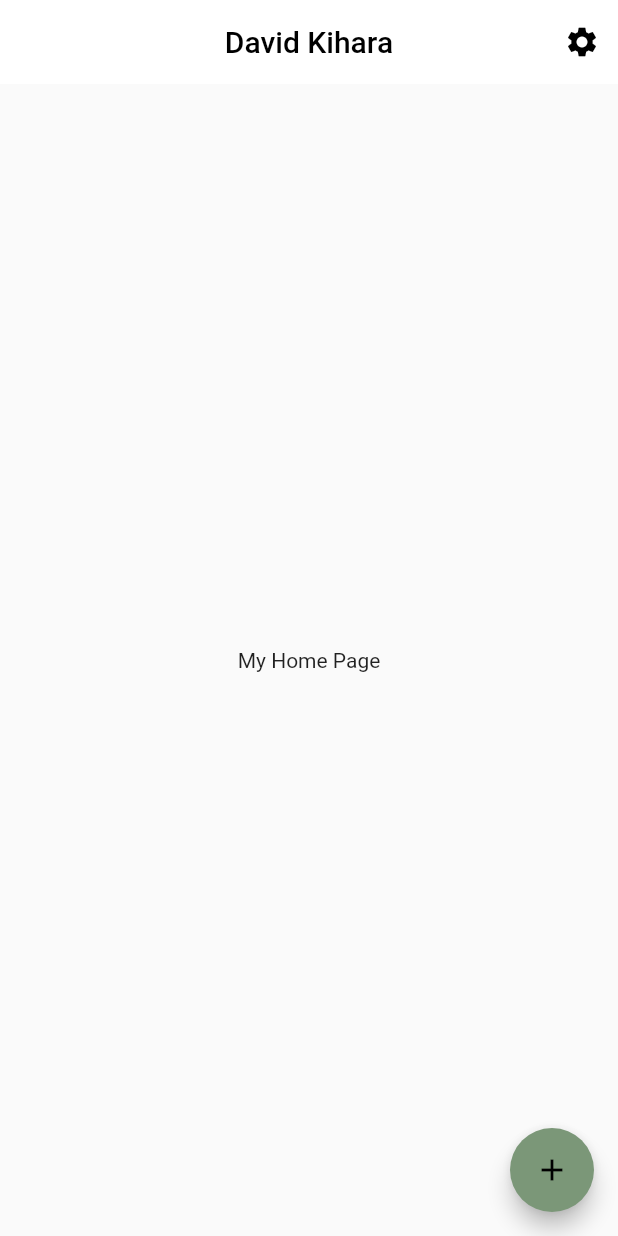
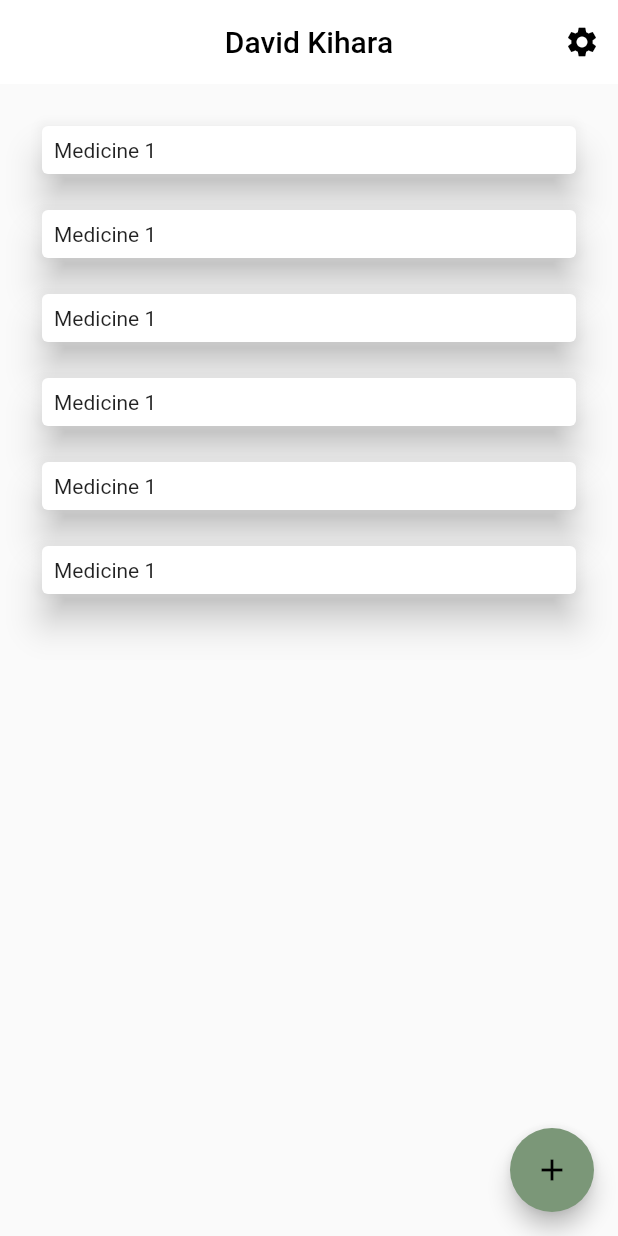
Before and after one commit to davidkihara/kime, a Flutter app: the HomePage screen opened directly, on a phone screen of 412 x 824 dp. Run offline on Flutter 3.47's test engine with Material 2 defaults, Android fonts, the phone set to English and light mode, and no system bars; our stand-ins replace firebase_auth, firebase_core, pinput, settings_ui; accounts and stored records are empty.

Commit message:
Med Card

```diff
--- a/lib/screens/home/homepage.dart
+++ b/lib/screens/home/homepage.dart
@@ -1,6 +1,7 @@
 import 'package:firebase_auth/firebase_auth.dart';
 import 'package:flutter/material.dart';
 import 'package:kime/screens/auth/email/sign_in.dart';
+import 'package:kime/screens/home/medicines/medicine_card.dart';
 import 'package:kime/screens/settings/settings.dart';
 import 'package:kime/utils/app_colors.dart';
 
@@ -49,8 +50,14 @@ class _HomePageState extends State<HomePage> {
           ),
         ],
       ),
-      body: const Center(
-        child: Text("My Home Page"),
+      body: Padding(
+        padding: const EdgeInsets.all(16.0),
+        child: ListView.builder(
+          itemCount: 6,
+          itemBuilder: (context, i) {
+            return MedicineCard();
+          },
+        ),
       ),
       floatingActionButton: FloatingActionButton(
         onPressed: () {},
--- /dev/null
+++ b/lib/screens/home/medicines/medicine_card.dart
@@ -0,0 +1,26 @@
+import 'package:flutter/material.dart';
+
+class MedicineCard extends StatefulWidget {
+  const MedicineCard({Key? key}) : super(key: key);
+
+  @override
+  State<MedicineCard> createState() => _MedicineCardState();
+}
+
+class _MedicineCardState extends State<MedicineCard> {
+  @override
+  Widget build(BuildContext context) {
+    return const SizedBox(
+      child: Padding(
+        padding: EdgeInsets.all(8.0),
+        child: Card(
+          elevation: 10,
+          child: Padding(
+            padding: EdgeInsets.all(8.0),
+            child: Text("Medicine 1"),
+          ),
+        ),
+      ),
+    );
+  }
+}
--- a/lib/screens/settings/settings.dart
+++ b/lib/screens/settings/settings.dart
@@ -16,7 +16,7 @@ class _SettingsState extends State<Settings> {
     return Scaffold(
       appBar: AppBar(
         backgroundColor: Colors.white,
-        automaticallyImplyLeading: false,
+        // automaticallyImplyLeading: false,
         elevation: 0,
         title: const Text(
           "Settings",
```
